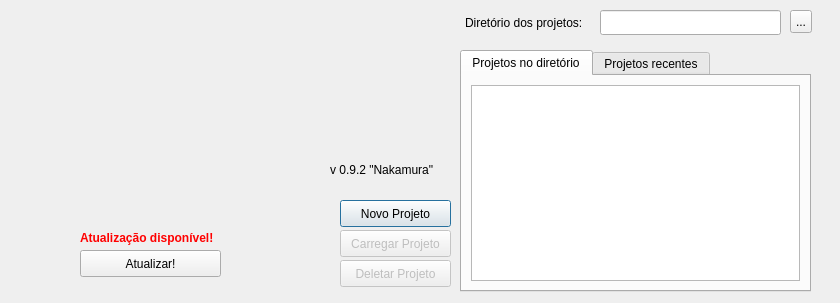
Above: src_editor/welcomescreen.ui from igoratsok/Gameka before the change. Below: the same form after it.
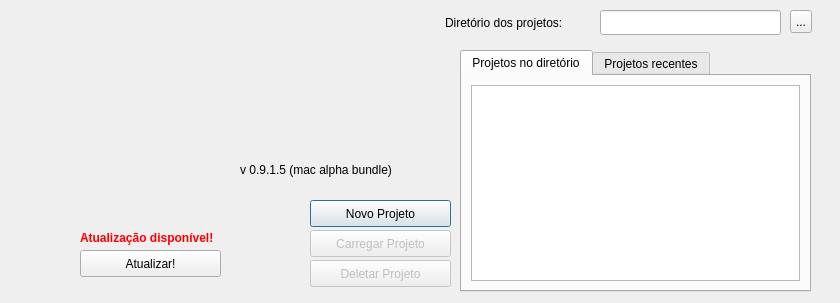
That is the form after the change. Icons and pictures are not drawn.

Patch:
```diff
--- a/src_editor/welcomescreen.ui
+++ b/src_editor/welcomescreen.ui
@@ -35,9 +35,9 @@
   <widget class="QLabel" name="label_3">
    <property name="geometry">
     <rect>
-     <x>465</x>
+     <x>445</x>
      <y>13</y>
-     <width>131</width>
+     <width>151</width>
      <height>20</height>
     </rect>
    </property>
@@ -74,9 +74,9 @@
   <widget class="QPushButton" name="buttonNewProject">
    <property name="geometry">
     <rect>
-     <x>340</x>
+     <x>310</x>
      <y>200</y>
-     <width>111</width>
+     <width>141</width>
      <height>27</height>
     </rect>
    </property>
@@ -90,9 +90,9 @@
    </property>
    <property name="geometry">
     <rect>
-     <x>340</x>
+     <x>310</x>
      <y>230</y>
-     <width>111</width>
+     <width>141</width>
      <height>27</height>
     </rect>
    </property>
@@ -148,14 +148,14 @@
   <widget class="QLabel" name="label_2">
    <property name="geometry">
     <rect>
-     <x>330</x>
+     <x>240</x>
      <y>160</y>
-     <width>111</width>
+     <width>191</width>
      <height>20</height>
     </rect>
    </property>
    <property name="text">
-    <string>v 0.9.2 &quot;Nakamura&quot;</string>
+    <string>v 0.9.1.5 (mac alpha bundle)</string>
    </property>
   </widget>
   <widget class="QPushButton" name="pushButton">
@@ -164,9 +164,9 @@
    </property>
    <property name="geometry">
     <rect>
-     <x>340</x>
+     <x>310</x>
      <y>260</y>
-     <width>111</width>
+     <width>141</width>
      <height>27</height>
     </rect>
    </property>
```
Left out of the diff: 5 changed lines with no effect on the pictures.
